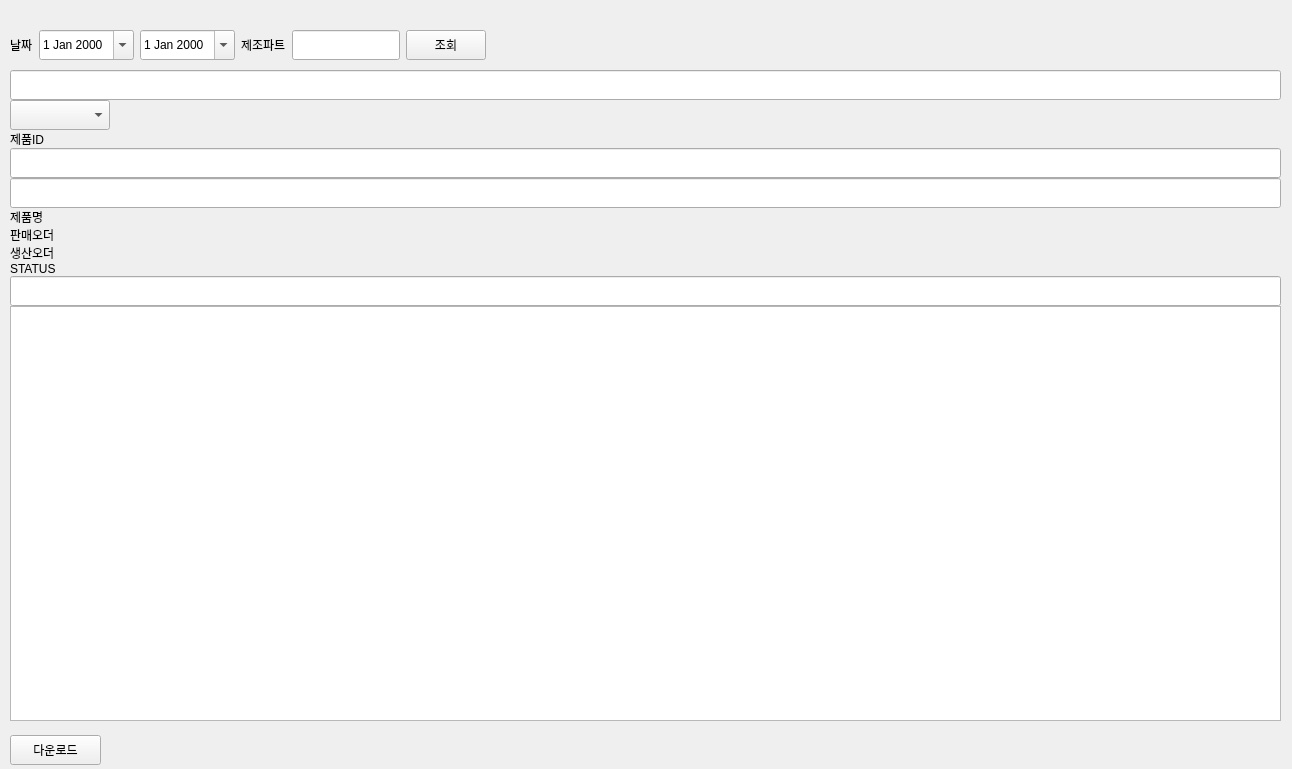
Qt form ui/total_prod_order.ui (RaineyLee/dooch_mes_v1.2) before a commit.
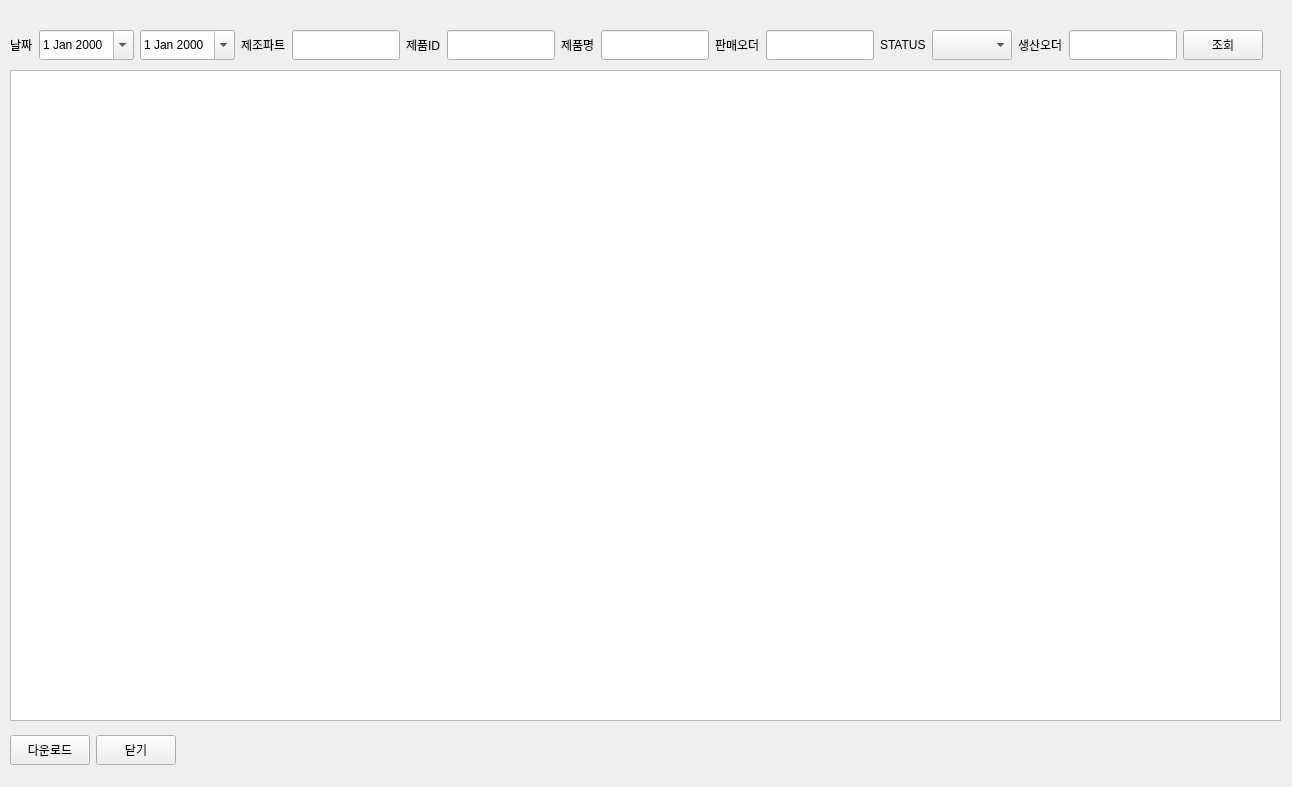
The same form after that commit.

Diff of the .ui file:
```diff
--- a/ui/total_prod_order.ui
+++ b/ui/total_prod_order.ui
@@ -7,7 +7,7 @@
     <x>0</x>
     <y>0</y>
     <width>1292</width>
-    <height>769</height>
+    <height>787</height>
    </rect>
   </property>
   <property name="sizePolicy">
@@ -47,181 +47,6 @@
     <property name="bottomMargin">
      <number>0</number>
     </property>
-    <item>
-     <widget class="QLineEdit" name="txt_item_id">
-      <property name="sizePolicy">
-       <sizepolicy hsizetype="Preferred" vsizetype="Fixed">
-        <horstretch>0</horstretch>
-        <verstretch>0</verstretch>
-       </sizepolicy>
-      </property>
-      <property name="minimumSize">
-       <size>
-        <width>0</width>
-        <height>30</height>
-       </size>
-      </property>
-      <property name="maximumSize">
-       <size>
-        <width>16777215</width>
-        <height>16777215</height>
-       </size>
-      </property>
-     </widget>
-    </item>
-    <item>
-     <widget class="QComboBox" name="comb_prod_status">
-      <property name="sizePolicy">
-       <sizepolicy hsizetype="Fixed" vsizetype="Fixed">
-        <horstretch>0</horstretch>
-        <verstretch>0</verstretch>
-       </sizepolicy>
-      </property>
-      <property name="minimumSize">
-       <size>
-        <width>80</width>
-        <height>30</height>
-       </size>
-      </property>
-      <property name="maximumSize">
-       <size>
-        <width>100</width>
-        <height>16777215</height>
-       </size>
-      </property>
-     </widget>
-    </item>
-    <item>
-     <widget class="QLabel" name="label_4">
-      <property name="sizePolicy">
-       <sizepolicy hsizetype="Fixed" vsizetype="Fixed">
-        <horstretch>0</horstretch>
-        <verstretch>0</verstretch>
-       </sizepolicy>
-      </property>
-      <property name="text">
-       <string>제품ID</string>
-      </property>
-     </widget>
-    </item>
-    <item>
-     <widget class="QLineEdit" name="txt_item_name">
-      <property name="sizePolicy">
-       <sizepolicy hsizetype="Preferred" vsizetype="Fixed">
-        <horstretch>0</horstretch>
-        <verstretch>0</verstretch>
-       </sizepolicy>
-      </property>
-      <property name="minimumSize">
-       <size>
-        <width>0</width>
-        <height>30</height>
-       </size>
-      </property>
-      <property name="maximumSize">
-       <size>
-        <width>16777215</width>
-        <height>16777215</height>
-       </size>
-      </property>
-     </widget>
-    </item>
-    <item>
-     <widget class="QLineEdit" name="txt_prod_id">
-      <property name="sizePolicy">
-       <sizepolicy hsizetype="Preferred" vsizetype="Fixed">
-        <horstretch>0</horstretch>
-        <verstretch>0</verstretch>
-       </sizepolicy>
-      </property>
-      <property name="minimumSize">
-       <size>
-        <width>0</width>
-        <height>30</height>
-       </size>
-      </property>
-      <property name="maximumSize">
-       <size>
-        <width>16777215</width>
-        <height>16777215</height>
-       </size>
-      </property>
-     </widget>
-    </item>
-    <item>
-     <widget class="QLabel" name="label_5">
-      <property name="sizePolicy">
-       <sizepolicy hsizetype="Fixed" vsizetype="Fixed">
-        <horstretch>0</horstretch>
-        <verstretch>0</verstretch>
-       </sizepolicy>
-      </property>
-      <property name="text">
-       <string>제품명</string>
-      </property>
-     </widget>
-    </item>
-    <item>
-     <widget class="QLabel" name="label_7">
-      <property name="sizePolicy">
-       <sizepolicy hsizetype="Fixed" vsizetype="Fixed">
-        <horstretch>0</horstretch>
-        <verstretch>0</verstretch>
-       </sizepolicy>
-      </property>
-      <property name="text">
-       <string>판매오더</string>
-      </property>
-     </widget>
-    </item>
-    <item>
-     <widget class="QLabel" name="label_3">
-      <property name="sizePolicy">
-       <sizepolicy hsizetype="Fixed" vsizetype="Fixed">
-        <horstretch>0</horstretch>
-        <verstretch>0</verstretch>
-       </sizepolicy>
-      </property>
-      <property name="text">
-       <string>생산오더</string>
-      </property>
-     </widget>
-    </item>
-    <item>
-     <widget class="QLabel" name="label_6">
-      <property name="sizePolicy">
-       <sizepolicy hsizetype="Fixed" vsizetype="Fixed">
-        <horstretch>0</horstretch>
-        <verstretch>0</verstretch>
-       </sizepolicy>
-      </property>
-      <property name="text">
-       <string>STATUS</string>
-      </property>
-     </widget>
-    </item>
-    <item>
-     <widget class="QLineEdit" name="txt_sales_id">
-      <property name="sizePolicy">
-       <sizepolicy hsizetype="Preferred" vsizetype="Fixed">
-        <horstretch>0</horstretch>
-        <verstretch>0</verstretch>
-       </sizepolicy>
-      </property>
-      <property name="minimumSize">
-       <size>
-        <width>0</width>
-        <height>30</height>
-       </size>
-      </property>
-      <property name="maximumSize">
-       <size>
-        <width>16777215</width>
-        <height>16777215</height>
-       </size>
-      </property>
-     </widget>
-    </item>
     <item>
      <widget class="QTableWidget" name="tbl_info"/>
     </item>
@@ -320,6 +145,181 @@
       </property>
      </widget>
     </item>
+    <item>
+     <widget class="QLabel" name="label_4">
+      <property name="sizePolicy">
+       <sizepolicy hsizetype="Fixed" vsizetype="Fixed">
+        <horstretch>0</horstretch>
+        <verstretch>0</verstretch>
+       </sizepolicy>
+      </property>
+      <property name="text">
+       <string>제품ID</string>
+      </property>
+     </widget>
+    </item>
+    <item>
+     <widget class="QLineEdit" name="txt_item_id">
+      <property name="sizePolicy">
+       <sizepolicy hsizetype="Preferred" vsizetype="Fixed">
+        <horstretch>0</horstretch>
+        <verstretch>0</verstretch>
+       </sizepolicy>
+      </property>
+      <property name="minimumSize">
+       <size>
+        <width>0</width>
+        <height>30</height>
+       </size>
+      </property>
+      <property name="maximumSize">
+       <size>
+        <width>16777215</width>
+        <height>16777215</height>
+       </size>
+      </property>
+     </widget>
+    </item>
+    <item>
+     <widget class="QLabel" name="label_5">
+      <property name="sizePolicy">
+       <sizepolicy hsizetype="Fixed" vsizetype="Fixed">
+        <horstretch>0</horstretch>
+        <verstretch>0</verstretch>
+       </sizepolicy>
+      </property>
+      <property name="text">
+       <string>제품명</string>
+      </property>
+     </widget>
+    </item>
+    <item>
+     <widget class="QLineEdit" name="txt_item_name">
+      <property name="sizePolicy">
+       <sizepolicy hsizetype="Preferred" vsizetype="Fixed">
+        <horstretch>0</horstretch>
+        <verstretch>0</verstretch>
+       </sizepolicy>
+      </property>
+      <property name="minimumSize">
+       <size>
+        <width>0</width>
+        <height>30</height>
+       </size>
+      </property>
+      <property name="maximumSize">
+       <size>
+        <width>16777215</width>
+        <height>16777215</height>
+       </size>
+      </property>
+     </widget>
+    </item>
+    <item>
+     <widget class="QLabel" name="label_7">
+      <property name="sizePolicy">
+       <sizepolicy hsizetype="Fixed" vsizetype="Fixed">
+        <horstretch>0</horstretch>
+        <verstretch>0</verstretch>
+       </sizepolicy>
+      </property>
+      <property name="text">
+       <string>판매오더</string>
+      </property>
+     </widget>
+    </item>
+    <item>
+     <widget class="QLineEdit" name="txt_prod_id">
+      <property name="sizePolicy">
+       <sizepolicy hsizetype="Preferred" vsizetype="Fixed">
+        <horstretch>0</horstretch>
+        <verstretch>0</verstretch>
+       </sizepolicy>
+      </property>
+      <property name="minimumSize">
+       <size>
+        <width>0</width>
+        <height>30</height>
+       </size>
+      </property>
+      <property name="maximumSize">
+       <size>
+        <width>16777215</width>
+        <height>16777215</height>
+       </size>
+      </property>
+     </widget>
+    </item>
+    <item>
+     <widget class="QLabel" name="label_6">
+      <property name="sizePolicy">
+       <sizepolicy hsizetype="Fixed" vsizetype="Fixed">
+        <horstretch>0</horstretch>
+        <verstretch>0</verstretch>
+       </sizepolicy>
+      </property>
+      <property name="text">
+       <string>STATUS</string>
+      </property>
+     </widget>
+    </item>
+    <item>
+     <widget class="QComboBox" name="comb_prod_status">
+      <property name="sizePolicy">
+       <sizepolicy hsizetype="Fixed" vsizetype="Fixed">
+        <horstretch>0</horstretch>
+        <verstretch>0</verstretch>
+       </sizepolicy>
+      </property>
+      <property name="minimumSize">
+       <size>
+        <width>80</width>
+        <height>30</height>
+       </size>
+      </property>
+      <property name="maximumSize">
+       <size>
+        <width>100</width>
+        <height>16777215</height>
+       </size>
+      </property>
+     </widget>
+    </item>
+    <item>
+     <widget class="QLabel" name="label_3">
+      <property name="sizePolicy">
+       <sizepolicy hsizetype="Fixed" vsizetype="Fixed">
+        <horstretch>0</horstretch>
+        <verstretch>0</verstretch>
+       </sizepolicy>
+      </property>
+      <property name="text">
+       <string>생산오더</string>
+      </property>
+     </widget>
+    </item>
+    <item>
+     <widget class="QLineEdit" name="txt_sales_id">
+      <property name="sizePolicy">
+       <sizepolicy hsizetype="Preferred" vsizetype="Fixed">
+        <horstretch>0</horstretch>
+        <verstretch>0</verstretch>
+       </sizepolicy>
+      </property>
+      <property name="minimumSize">
+       <size>
+        <width>0</width>
+        <height>30</height>
+       </size>
+      </property>
+      <property name="maximumSize">
+       <size>
+        <width>16777215</width>
+        <height>16777215</height>
+       </size>
+      </property>
+     </widget>
+    </item>
     <item>
      <widget class="QPushButton" name="btn_search">
       <property name="sizePolicy">
@@ -346,11 +346,11 @@
     <rect>
      <x>10</x>
      <y>730</y>
-     <width>91</width>
+     <width>158</width>
      <height>41</height>
     </rect>
    </property>
-   <layout class="QHBoxLayout" name="layout_download" stretch="0">
+   <layout class="QHBoxLayout" name="layout_download" stretch="0,0">
     <property name="sizeConstraint">
      <enum>QLayout::SetMinimumSize</enum>
     </property>
@@ -373,8 +373,32 @@
       </property>
      </widget>
     </item>
+    <item>
+     <widget class="QPushButton" name="pushButton">
+      <property name="minimumSize">
+       <size>
+        <width>0</width>
+        <height>30</height>
+       </size>
+      </property>
+      <property name="text">
+       <string>닫기</string>
+      </property>
+     </widget>
+    </item>
    </layout>
   </widget>
+  <widget class="QWidget" name="horizontalLayoutWidget_3">
+   <property name="geometry">
+    <rect>
+     <x>1159</x>
+     <y>730</y>
+     <width>121</width>
+     <height>41</height>
+    </rect>
+   </property>
+   <layout class="QHBoxLayout" name="horizontalLayout"/>
+  </widget>
  </widget>
  <tabstops>
   <tabstop>date_select_from</tabstop>
```
